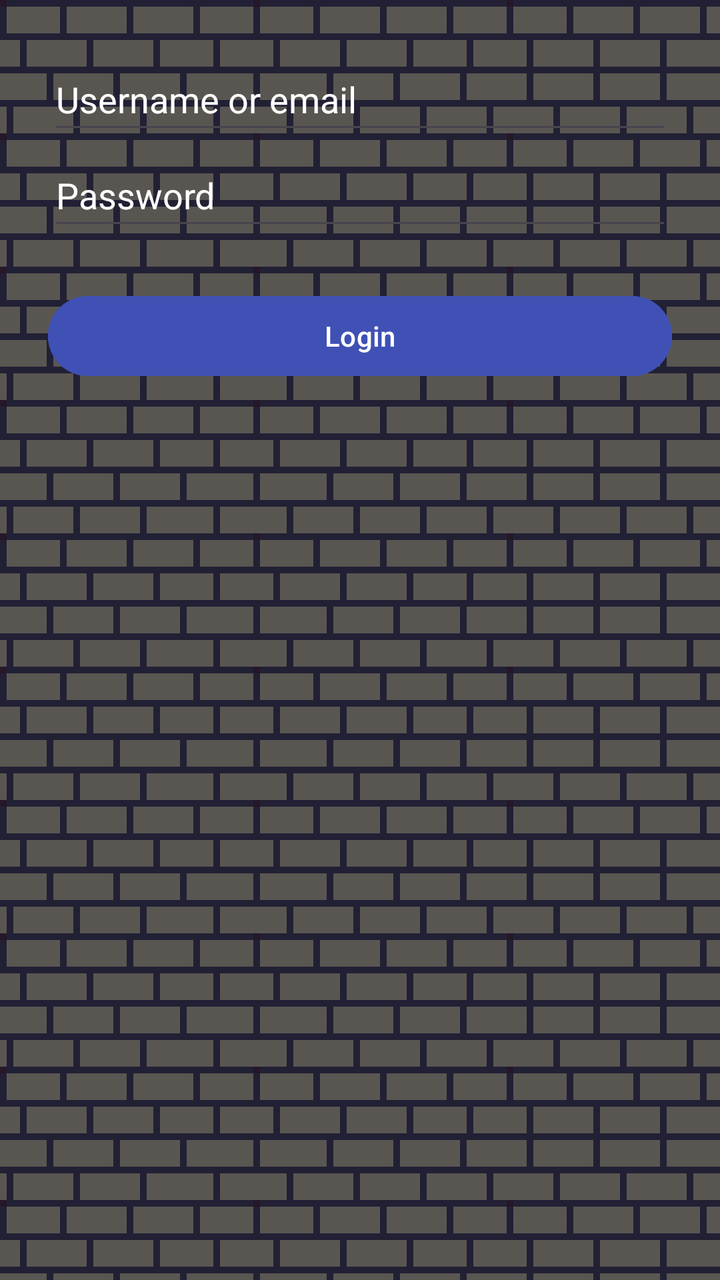
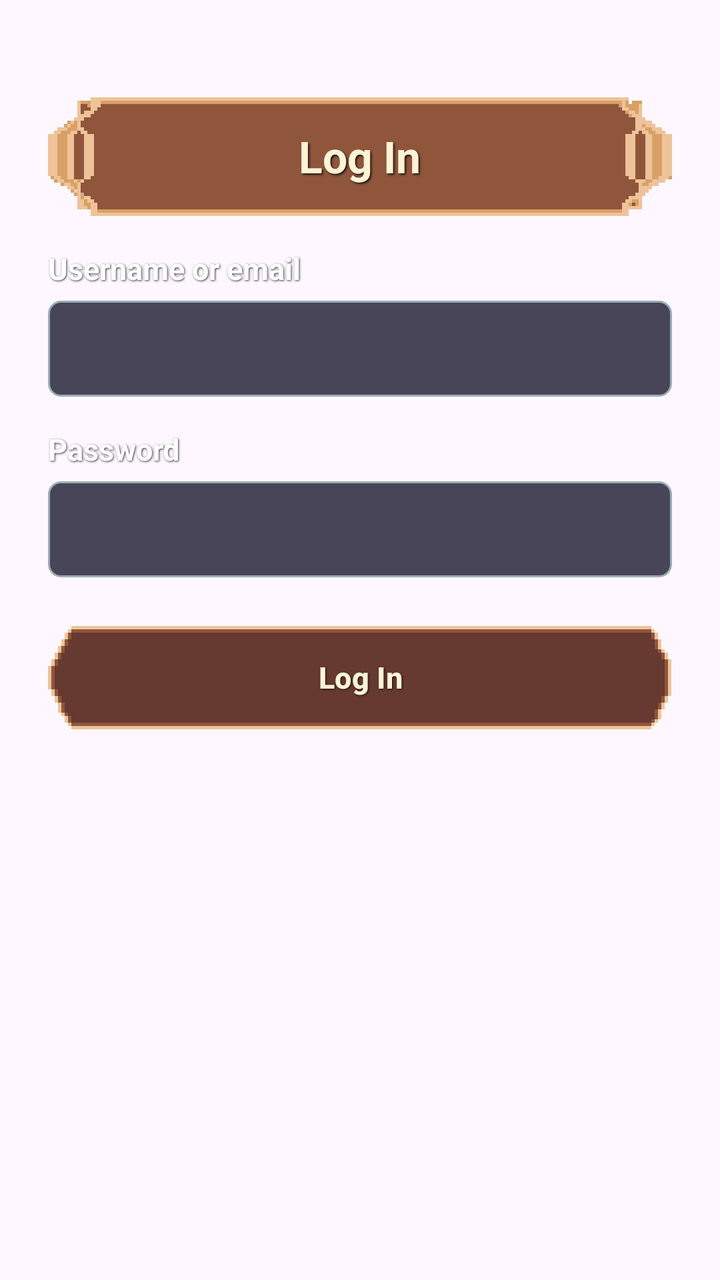

Compare the two renders of this Android layout. The source of the first and the diff that turns it into the second are given below.
<!-- AndroidManifest.xml: application theme Theme.WardensVault -->
<!-- res/layout/activity_login.xml -->
<?xml version="1.0" encoding="utf-8"?>
<ScrollView xmlns:android="http://schemas.android.com/apk/res/android"
    xmlns:app="http://schemas.android.com/apk/res-auto"
    xmlns:tools="http://schemas.android.com/tools"
    android:id="@+id/main"
    android:layout_width="match_parent"
    android:layout_height="match_parent"
    android:background="@drawable/ic_wall"
    tools:context=".LoginActivity">

    <LinearLayout
        android:layout_width="match_parent"
        android:layout_height="wrap_content"
        android:orientation="vertical"
        android:padding="24dp">

        <EditText
            android:id="@+id/etUsername"
            android:layout_width="match_parent"
            android:layout_height="48dp"
            android:hint="Username or email"
            android:inputType="text"
            android:textColor="@color/white"
            android:textColorHighlight="@color/white"
            android:textColorHint="@color/white" />

        <EditText
            android:id="@+id/etPassword"
            android:layout_width="match_parent"
            android:layout_height="48dp"
            android:hint="Password"
            android:inputType="textPassword"
            android:textColor="@color/white"
            android:textColorHighlight="@color/white"
            android:textColorHint="@color/white" />

        <Button
            android:id="@+id/btnLogin"
            android:layout_width="match_parent"
            android:layout_height="wrap_content"
            android:layout_marginTop="24dp"
            android:backgroundTint="#3F51B5"
            android:text="Login" />
    </LinearLayout>
</ScrollView>
<!-- resources referenced by this layout -->
<resources>
  <color name="white">#FFFFFFFF</color>
  <!-- drawable ic_wall: png bitmap (drawable, 14575 bytes) -->
  <style name="Theme.WardensVault" parent="Base.Theme.WardensVault" />
  <style name="Base.Theme.WardensVault" parent="Theme.Material3.DayNight.NoActionBar">
          
          
      </style>
</resources>

<!-- the commit's change to res/layout/activity_login.xml (unified diff, before → after) -->
@@ -1,45 +1,46 @@
 <?xml version="1.0" encoding="utf-8"?>
 <ScrollView xmlns:android="http://schemas.android.com/apk/res/android"
-    xmlns:app="http://schemas.android.com/apk/res-auto"
     xmlns:tools="http://schemas.android.com/tools"
     android:id="@+id/main"
     android:layout_width="match_parent"
     android:layout_height="match_parent"
-    android:background="@drawable/ic_wall"
     tools:context=".LoginActivity">
 
     <LinearLayout
         android:layout_width="match_parent"
         android:layout_height="wrap_content"
         android:orientation="vertical"
-        android:padding="24dp">
+        android:paddingStart="24dp"
+        android:paddingTop="48dp"
+        android:paddingEnd="24dp"
+        android:paddingBottom="24dp">
+
+        <TextView
+            style="@style/ScreenTitle"
+            android:text="Log In" />
+
+        <TextView
+            style="@style/FieldLabel"
+            android:text="Username or email" />
 
         <EditText
             android:id="@+id/etUsername"
-            android:layout_width="match_parent"
-            android:layout_height="48dp"
-            android:hint="Username or email"
-            android:inputType="text"
-            android:textColor="@color/white"
-            android:textColorHighlight="@color/white"
-            android:textColorHint="@color/white" />
+            style="@style/FieldInput"
+            android:inputType="textEmailAddress" />
+
+        <TextView
+            style="@style/FieldLabel"
+            android:text="Password" />
 
         <EditText
             android:id="@+id/etPassword"
-            android:layout_width="match_parent"
-            android:layout_height="48dp"
-            android:hint="Password"
-            android:inputType="textPassword"
-            android:textColor="@color/white"
-            android:textColorHighlight="@color/white"
-            android:textColorHint="@color/white" />
+            style="@style/FieldInput"
+            android:inputType="textPassword" />
 
         <Button
             android:id="@+id/btnLogin"
-            android:layout_width="match_parent"
-            android:layout_height="wrap_content"
+            style="@style/ActionButton"
             android:layout_marginTop="24dp"
-            android:backgroundTint="#3F51B5"
-            android:text="Login" />
+            android:text="Log In" />
     </LinearLayout>
 </ScrollView>
<!-- resource entries referenced after the edit -->
@@ -1,8 +1,67 @@
 <!-- resources referenced by this layout -->
 <resources>
-  <color name="white">#FFFFFFFF</color>
-  <!-- drawable ic_wall: png bitmap (drawable, 14575 bytes) -->
+  <style name="ActionButton" parent="Widget.Material3.Button">
+          <item name="android:layout_width">match_parent</item>
+          <item name="android:layout_height">wrap_content</item>
+          <item name="android:layout_marginTop">8dp</item>
+          <item name="android:minHeight">52dp</item>
+          <item name="android:background">@drawable/btn_pill</item>
+          <item name="backgroundTint">@null</item>
+          <item name="android:textColor">#FFF3D6</item>
+          <item name="android:textStyle">bold</item>
+          <item name="android:textSize">15sp</item>
+          <item name="android:shadowColor">#CC000000</item>
+          <item name="android:shadowDx">1</item>
+          <item name="android:shadowDy">1</item>
+          <item name="android:shadowRadius">2</item>
+      </style>
+  <style name="FieldInput">
+          <item name="android:layout_width">match_parent</item>
+          <item name="android:layout_height">48dp</item>
+          <item name="android:layout_marginTop">6dp</item>
+          <item name="android:background">@drawable/bg_input</item>
+          <item name="android:paddingStart">12dp</item>
+          <item name="android:paddingEnd">12dp</item>
+          <item name="android:textColor">#FFFFFF</item>
+          <item name="android:textColorHint">#80FFFFFF</item>
+          <item name="android:textSize">16sp</item>
+      </style>
+  <style name="FieldLabel">
+          <item name="android:layout_width">match_parent</item>
+          <item name="android:layout_height">wrap_content</item>
+          <item name="android:layout_marginTop">16dp</item>
+          <item name="android:textColor">#FFFFFF</item>
+          <item name="android:textSize">15sp</item>
+          <item name="android:textStyle">bold</item>
+          <item name="android:shadowColor">#CC000000</item>
+          <item name="android:shadowDx">1</item>
+          <item name="android:shadowDy">1</item>
+          <item name="android:shadowRadius">2</item>
+      </style>
+  <style name="ScreenTitle">
+          <item name="android:layout_width">match_parent</item>
+          <item name="android:layout_height">wrap_content</item>
+          <item name="android:background">@drawable/title_plaque</item>
+          <item name="android:gravity">center</item>
+          <item name="android:minHeight">60dp</item>
+          <item name="android:textColor">#FFF3D6</item>
+          <item name="android:textSize">22sp</item>
+          <item name="android:textStyle">bold</item>
+          <item name="android:shadowColor">#CC000000</item>
+          <item name="android:shadowDx">2</item>
+          <item name="android:shadowDy">2</item>
+          <item name="android:shadowRadius">2</item>
+      </style>
   <style name="Theme.WardensVault" parent="Base.Theme.WardensVault" />
+  <!-- drawable btn_pill: png bitmap (drawable-nodpi, 847 bytes) -->
+  <!-- drawable bg_input (drawable) -->
+  <?xml version="1.0" encoding="utf-8"?>
+  <shape xmlns:android="http://schemas.android.com/apk/res/android" android:shape="rectangle">
+      <solid android:color="#CC1A1A2E" />
+      <stroke android:width="1dp" android:color="#9BADB7" />
+      <corners android:radius="6dp" />
+  </shape>
+  <!-- drawable title_plaque: png bitmap (drawable-nodpi, 1356 bytes) -->
   <style name="Base.Theme.WardensVault" parent="Theme.Material3.DayNight.NoActionBar">
           
           
